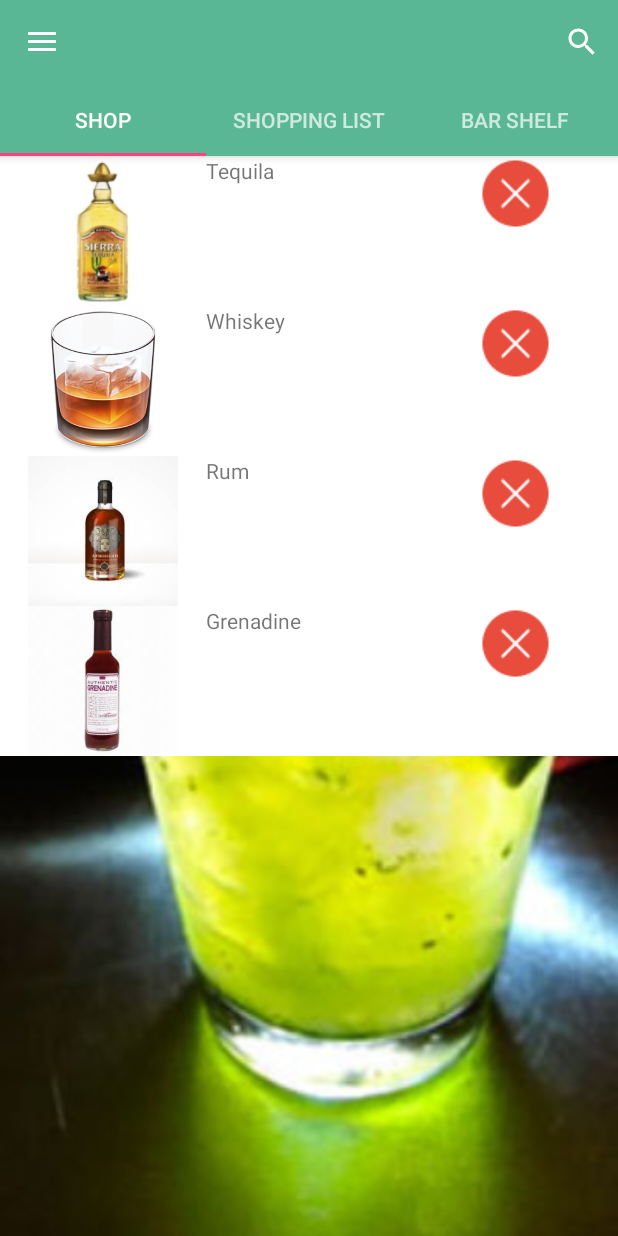
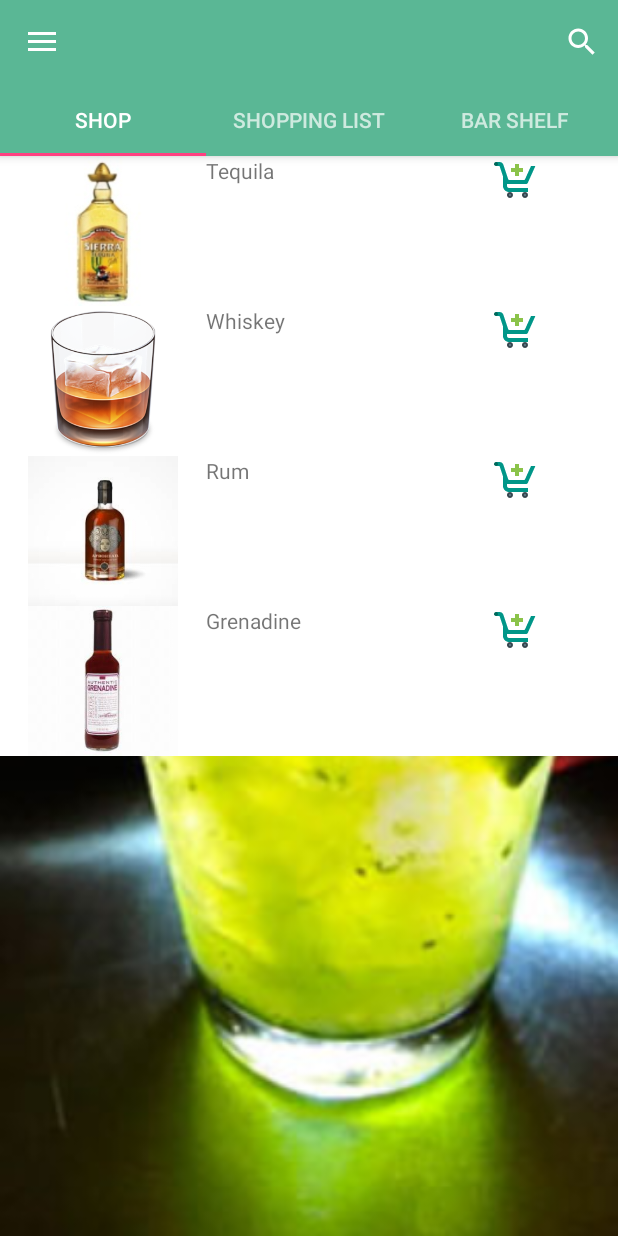
Before and after one commit to pploshtakov/Make_A_Cocktail, an Android app: the fragment IngredientsFragment placed in its activity, in the side drawer, after a tap on "Ingredients", on a phone screen of 412 x 824 dp. Run offline under Robolectric (Android 15) with nearby library versions, the phone set to English and light mode, and no system bars; 3 statements that could not run were skipped.

Commit message:
add lists in ingridients toolbar

```diff
--- a/app/src/main/java/com/example/pesho/make_a_cocktail/IngridientsAdapter.java
+++ b/app/src/main/java/com/example/pesho/make_a_cocktail/IngridientsAdapter.java
@@ -40,12 +40,21 @@ public class IngridientsAdapter extends RecyclerView.Adapter<IngridientsAdapter.
 
     @Override
     public void onBindViewHolder(IngridientsAdapter.MyViewHolder holder, int position) {
+        Log.e("bar", Integer.toString(products.size()));
         final Product p = products.get(position);
         holder.image.setImageResource(p.getImage());
         holder.name.setText(p.getName());
 
         //edit button
-        if (tag == null){
+        if(tag == null ){
+            holder.button.setOnClickListener(new View.OnClickListener() {
+                @Override
+                public void onClick(View view) {
+                    UsersManager.getShoppingList(loggedUser).addProduct(p);
+                }
+            });
+        }
+        else if (tag == "Bar Shelf"){
             //remove product from bar shelf and set button to X
             holder.button.setImageResource(R.drawable.cancel);
             holder.button.setOnClickListener(new View.OnClickListener() {
--- a/app/src/main/java/com/example/pesho/make_a_cocktail/ShopActivity.java
+++ b/app/src/main/java/com/example/pesho/make_a_cocktail/ShopActivity.java
@@ -83,18 +83,30 @@ public class ShopActivity extends AppCompatActivity
         toolbar1.setOnTabSelectedListener(new TabLayout.OnTabSelectedListener() {
             @Override
             public void onTabSelected(TabLayout.Tab tab) {
+                //create random ingridients arraylist
+                ArrayList<Product> products = new ArrayList<>();
+                Product tequila = new Product("Tequila", R.drawable.tequila ,true);
+                Product whiskey = new Product("Whiskey",R.drawable.whiskey ,true);
+                Product rum = new Product("Rum",R.drawable.rum ,true);
+                Product grenadine = new Product("Grenadine",R.drawable.grenadine ,true);
+
+                products.add(tequila);
+                products.add(whiskey);
+                products.add(rum);
+                products.add(grenadine);
+
                 Fragment fragment = getSupportFragmentManager().findFragmentById(R.id.fragment_container);
                 if (tab.getText().toString().equals("Shop")) {
                     if (fragment instanceof IngredientsFragment)
-                        ((IngredientsFragment) fragment).refreshList(new ArrayList<Product>(), "Shop");
+                        ((IngredientsFragment) fragment).refreshList(products, "Shop");
                     return;
                 } else if (tab.getText().toString().equals("Shopping list")) {
                     if (fragment instanceof IngredientsFragment)
-                        ((IngredientsFragment) fragment).refreshList(new ArrayList<Product>(), "Shop list");
+                        ((IngredientsFragment) fragment).refreshList(UsersManager.getShoppingList(loggedUser).getProducts(), "Shop list");
                     return;
                 } else if (tab.getText().toString().equals("Bar shelf")) {
                     if (fragment instanceof IngredientsFragment)
-                        ((IngredientsFragment) fragment).refreshList(new ArrayList<Product>(), "Bar shelf");
+                        ((IngredientsFragment) fragment).refreshList(UsersManager.getBarShelf(loggedUser).getProducts(), "Bar shelf");
                     return;
                 } else {
                     fragment = getSupportFragmentManager().findFragmentById(R.id.fragment_container);
--- a/app/src/main/java/com/example/pesho/make_a_cocktail/model/storage/ShopList.java
+++ b/app/src/main/java/com/example/pesho/make_a_cocktail/model/storage/ShopList.java
@@ -4,4 +4,5 @@ package com.example.pesho.make_a_cocktail.model.storage;
  * Created by Pesho on 8/28/2016.
  */
 public class ShopList extends Storage {
+
 }
--- a/app/src/main/java/com/example/pesho/make_a_cocktail/model/storage/Storage.java
+++ b/app/src/main/java/com/example/pesho/make_a_cocktail/model/storage/Storage.java
@@ -15,6 +15,10 @@ public abstract class Storage {
       return products.add(product);
     }
 
+    public Storage(){
+        products = new ArrayList<>();
+    }
+
     public boolean removeProduct (Product product) {
         return products.remove(product);
     }
```
